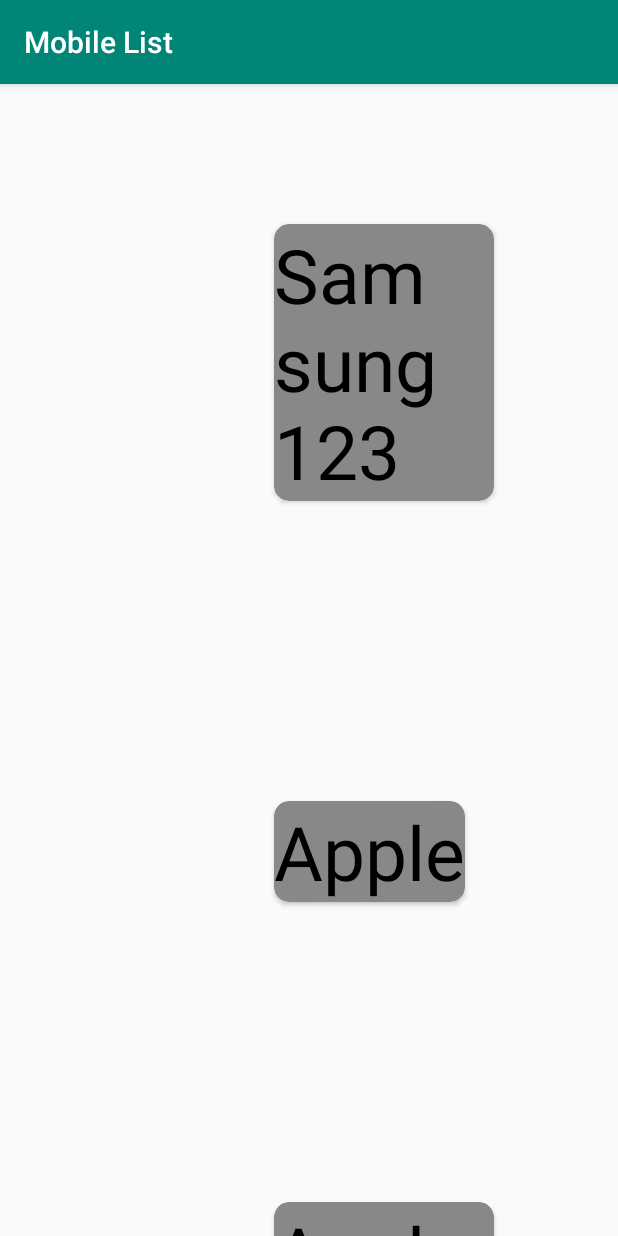
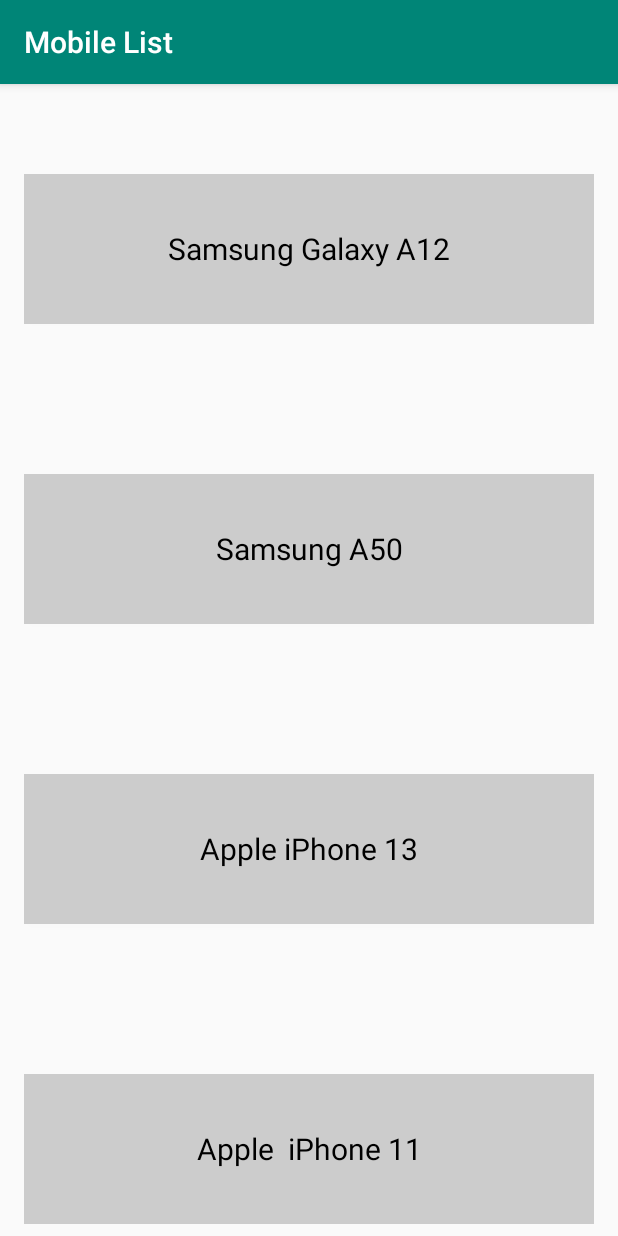
Before and after one commit to anusri304/MobileStore, an Android app: the screen it shows after launch (MainActivity), on a phone screen of 412 x 824 dp. Run offline under Robolectric (Android 15) with nearby library versions, the phone set to English and light mode, and no system bars; our stand-ins replace Timber, data binding, navigation-ui.

Commit message:
Added Card View

```diff
--- a/app/src/main/java/com/udacity/mobilestore/MobileFragment.kt
+++ b/app/src/main/java/com/udacity/mobilestore/MobileFragment.kt
@@ -2,6 +2,7 @@ package com.udacity.mobilestore
 
 import android.graphics.Color
 import android.os.Bundle
+import android.view.Gravity
 import android.view.LayoutInflater
 import android.view.View
 import android.view.ViewGroup
@@ -56,21 +57,24 @@ class MobileFragment : Fragment() {
         var cardview: CardView = CardView(requireContext())
         val params: LinearLayout.LayoutParams =
             LinearLayout.LayoutParams(
-                ViewGroup.LayoutParams.WRAP_CONTENT,
-                ViewGroup.LayoutParams.WRAP_CONTENT
+                600,
+                150
             )
+        params.setMargins(0, 150, 0, 0);
+        params.gravity = Gravity.CENTER
         cardview.setLayoutParams(params)
         cardview.setRadius(15F);
         cardview.setMaxCardElevation(50F)
        // cardview.setPadding(60, 60, 60, 60);
-        cardview.setCardBackgroundColor(Color.GRAY);
+        cardview.setCardBackgroundColor(Color.LTGRAY);
 
-        params.setMargins(250, 200, 100, 100);
+
         val textCard: TextView = TextView(requireContext())
-        textCard.setTextSize(50F)
-        textCard.setText(mobile.company)
+        textCard.setTextSize(20F)
+        textCard.setText(mobile.company.plus(" ").plus(mobile.model))
         textCard.setTextColor(Color.BLACK)
-        textCard.setLayoutParams(params)
+        textCard.setGravity(Gravity.CENTER)
+       // textCard.setLayoutParams(params)
         cardview.addView(textCard)
         binding.linearLayout.addView(cardview)
     }
--- a/app/src/main/java/com/udacity/mobilestore/MobileViewModel.kt
+++ b/app/src/main/java/com/udacity/mobilestore/MobileViewModel.kt
@@ -14,11 +14,11 @@ class MobileViewModel : ViewModel() {
     }
 
     private fun initMobiles() {
-        var samsungA12Mobile = Mobile("Samsung 123","Galaxy A12","Android 10","Finger Print (side-mounted) ,accelerometer")
-        var iosMobile = Mobile("Apple","iPhone 13"," iOS 15","Water resistant,Increased battery life")
-        var iosMobile1 = Mobile("Apple 1","iPhone 13"," iOS 15","Water resistant,Increased battery life")
-        var iosMobile2 = Mobile("Apple 2","iPhone 13"," iOS 15","Water resistant,Increased battery life")
-        val mobileList = mutableListOf<Mobile>(samsungA12Mobile,iosMobile,iosMobile1,iosMobile2)
+        var samsungA12Mobile = Mobile("Samsung","Galaxy A12","Android 10","Finger Print (side-mounted) ,accelerometer")
+        var ios13Mobile = Mobile("Apple","iPhone 13","iOS 15","Dual 12MP Ultra Wide and Wide cameras")
+        var samsungA50Mobile = Mobile("Samsung","A50","Android 9","Fingerprint (under display, optical),gyro, proximity, compass")
+        var iosMobile11 = Mobile("Apple ","iPhone 11"," iOS 13","Water resistant,Increased battery life")
+        val mobileList = mutableListOf<Mobile>(samsungA12Mobile,samsungA50Mobile,ios13Mobile,iosMobile11)
        // mobiles.value?.let { mobileList.addAll(it) }
         _mobiles.value= mobileList
     }
```
